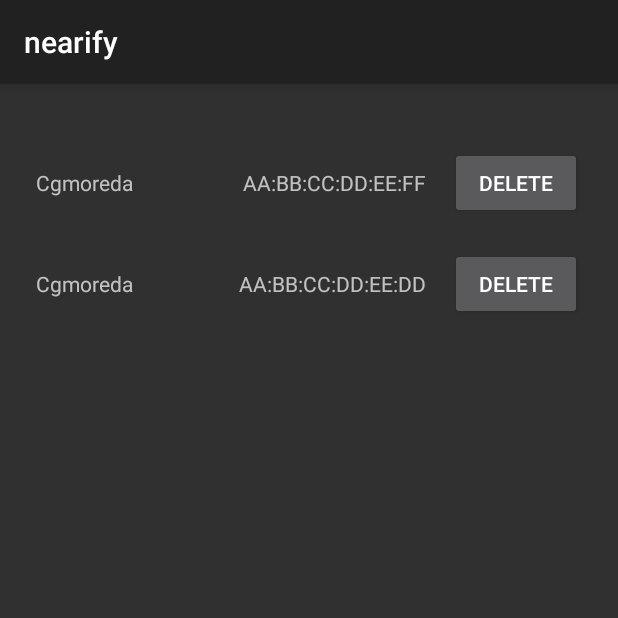
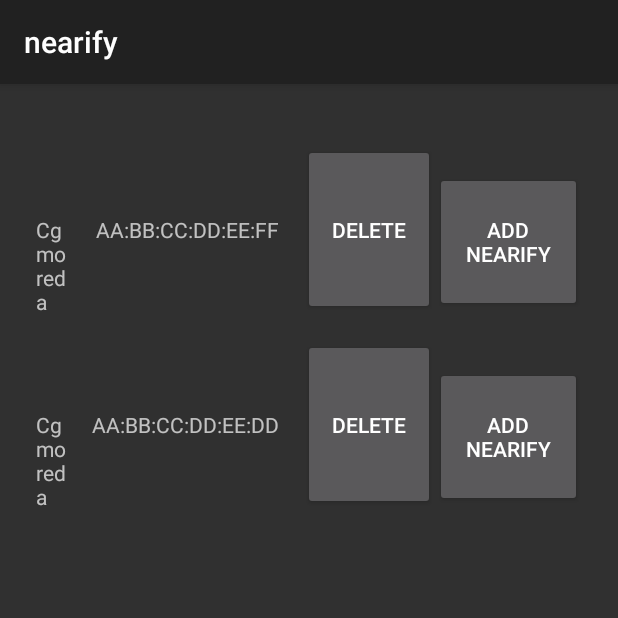
Before and after one commit to m10090/nearify, an Android app built with Jetpack Compose: the SavedDevicesActivity screen opened directly, with no data from a screen before it, on a phone screen of 412 x 824 dp, the top half of it. Run offline under Robolectric (Android 15) with nearby library versions, the phone set to English and light mode, and no system bars; our stand-ins replace Room's generated code.

Commit message:
add nearify workgin now you could delete it you must check one box at lease

```diff
--- a/app/src/main/java/com/example/nearify/adapther/deviceAdapter.kt
+++ b/app/src/main/java/com/example/nearify/adapther/deviceAdapter.kt
@@ -1,6 +1,8 @@
 // DeviceAdapter.kt
 package com.example.nearify.adapther
 
+import android.content.Context
+import android.content.Intent
 import android.view.LayoutInflater
 import android.view.View
 import android.view.ViewGroup
@@ -8,21 +10,28 @@ import android.widget.Button
 import android.widget.TextView
 import androidx.recyclerview.widget.RecyclerView
 import com.example.nearify.R
+import com.example.nearify.data.model.Device
 import com.example.nearify.data.model.savedDevice
+import com.example.nearify.ui.view.ActionNotification
+import com.example.nearify.ui.view.AddDevice
+import com.example.nearify.ui.view.AddNotification
 
 
 class DeviceAdapter(
     private val devices: MutableList<savedDevice>,
     private val onDeleteClick: (savedDevice) -> Unit
 ) : RecyclerView.Adapter<DeviceAdapter.DeviceViewHolder>() {
+    private lateinit var context : Context
 
     inner class DeviceViewHolder(itemView: View) : RecyclerView.ViewHolder(itemView) {
         val tvDeviceName: TextView = itemView.findViewById(R.id.tvDeviceName)
         val tvDeviceMac: TextView = itemView.findViewById(R.id.tvDeviceMac)
         val btnDeleteDevice: Button = itemView.findViewById(R.id.btnDeleteDevice)
+        val btnAddNearify : Button = itemView.findViewById(R.id.btnNearify)
     }
 
     override fun onCreateViewHolder(parent: ViewGroup, viewType: Int): DeviceViewHolder {
+        context = parent.context
         val view = LayoutInflater.from(parent.context).inflate(R.layout.one_device, parent, false)
         return DeviceViewHolder(view)
     }
@@ -32,6 +41,11 @@ class DeviceAdapter(
         holder.tvDeviceName.text = device.name
         holder.tvDeviceMac.text = device.macAddress
         holder.btnDeleteDevice.setOnClickListener { onDeleteClick(device) }
+        holder.btnAddNearify.setOnClickListener(){
+            val intent = Intent(context, AddNotification::class.java)
+            intent.putExtra("device", Device(device.macAddress,device.name))
+            context.startActivity(intent)
+        }
     }
 
     override fun getItemCount(): Int = devices.size
@@ -39,4 +53,6 @@ class DeviceAdapter(
     fun addDevice( dev : savedDevice){
         devices.add(dev)
     }
+
+
 }
--- a/app/src/main/java/com/example/nearify/data/model/Action.kt
+++ b/app/src/main/java/com/example/nearify/data/model/Action.kt
@@ -12,7 +12,7 @@ import java.time.LocalDateTime
     foreignKeys = [ForeignKey(
         entity = Device::class,
         parentColumns = ["bluetooth_mac"],
-        childColumns = ["action_id"],
+        childColumns = ["device_id"],
         onDelete = ForeignKey.CASCADE
     )],
 )
--- a/app/src/main/java/com/example/nearify/ui/view/AddNotification.kt
+++ b/app/src/main/java/com/example/nearify/ui/view/AddNotification.kt
@@ -31,6 +31,9 @@ import androidx.compose.ui.unit.dp
 import com.example.nearify.data.model.Action
 import com.example.nearify.data.model.Device
 import com.example.nearify.db
+import kotlinx.coroutines.Dispatchers
+import kotlinx.coroutines.GlobalScope
+import kotlinx.coroutines.launch
 
 
 private var device = Device("AA:BB:CC:DD:EE:DD", "Cgmoreda")
@@ -110,6 +113,8 @@ private fun MainScreen(
             )
         }
         Button(onClick = {
+
+            GlobalScope.launch(Dispatchers.IO) {
                 if (!(enteredOnLeave || enteredOnSight)) {
                     Toast.makeText(
                         context,
@@ -125,6 +130,8 @@ private fun MainScreen(
                         macAddress = device.bluetoothMac
                     )
                 )
+            }
+
             finish()
         }) {
             Text("Add Notification")
--- a/app/src/main/res/layout/one_device.xml
+++ b/app/src/main/res/layout/one_device.xml
@@ -16,14 +16,22 @@
         android:id="@+id/tvDeviceMac"
         android:layout_width="wrap_content"
         android:layout_height="wrap_content"
-        android:text="MAC Address"
-        android:padding="16dp" />
+        android:padding="16dp"
+        android:text="MAC Address" />
 
     <Button
-        android:theme="@style/ShapeAppearanceOverlay.Material3.Button"
         android:id="@+id/btnDeleteDevice"
         android:layout_width="wrap_content"
-        android:layout_height="wrap_content"
-        android:text="Delete" />
+        android:layout_height="114dp"
+        android:text="Delete"
+        android:theme="@style/ShapeAppearanceOverlay.Material3.Button" />
+
+    <Button
+        android:id="@+id/btnNearify"
+        android:layout_width="98dp"
+        android:layout_height="93dp"
+        android:layout_weight="0"
+        android:text="Add nearify"
+        android:theme="@style/ShapeAppearanceOverlay.Material3.Button" />
 
 </LinearLayout>
```
Lines whose indentation alone changed are shown as unchanged.
